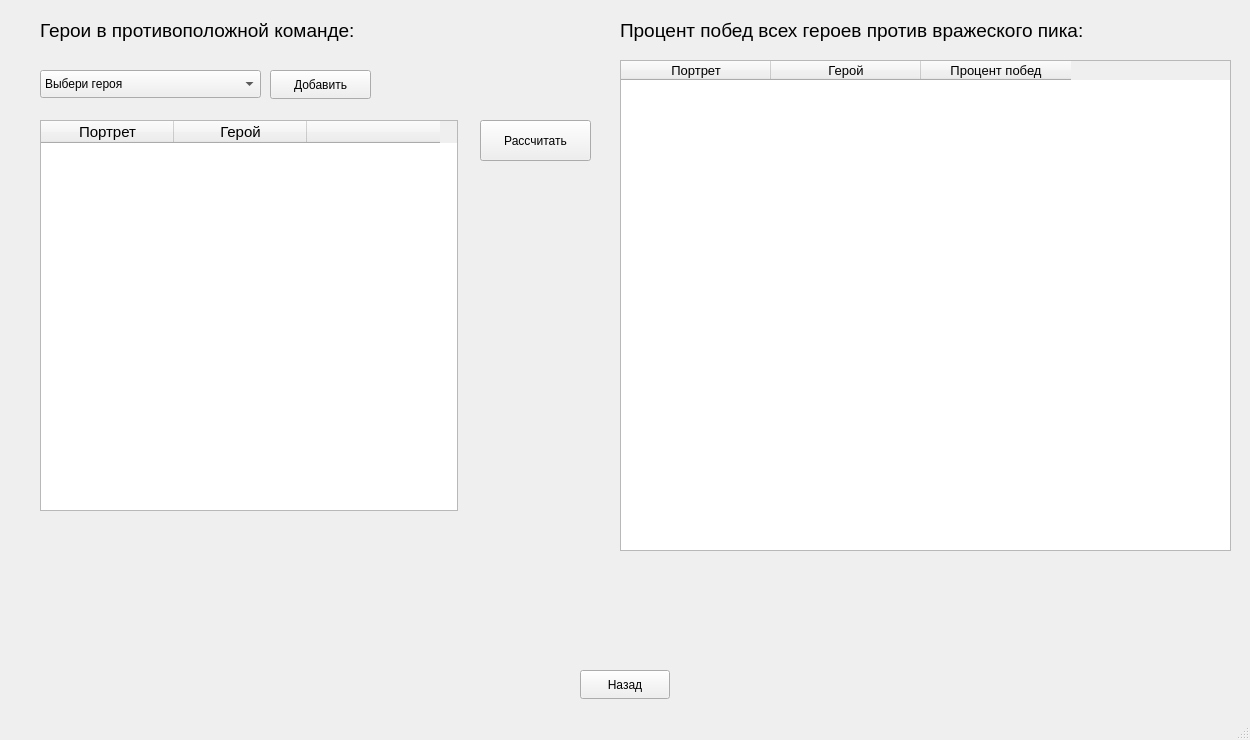
Qt form mainwindow.ui (HXPPY228/Kursovaya2024) before a commit.
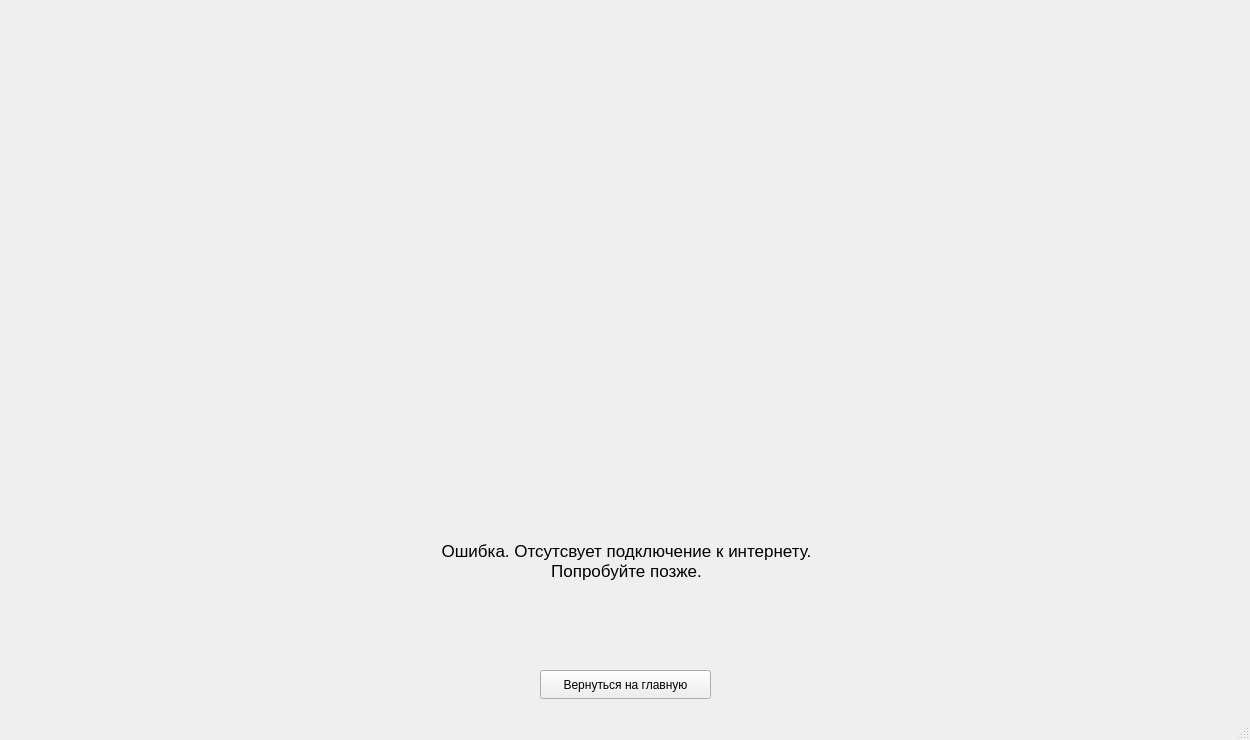
The same form after that commit. The open tabs and pages were chosen to show the change.

Patch:
```diff
--- a/mainwindow.ui
+++ b/mainwindow.ui
@@ -234,6 +234,19 @@
         <height>41</height>
        </rect>
       </property>
+      <property name="font">
+       <font>
+        <pointsize>10</pointsize>
+        <italic>false</italic>
+        <bold>true</bold>
+        <underline>false</underline>
+        <strikeout>false</strikeout>
+        <kerning>true</kerning>
+       </font>
+      </property>
+      <property name="styleSheet">
+       <string notr="true">background-color:  lime;</string>
+      </property>
       <property name="text">
        <string>Рассчитать</string>
       </property>
@@ -260,6 +273,61 @@
       </property>
      </widget>
     </widget>
+    <widget class="QWidget" name="error">
+     <widget class="QLabel" name="label">
+      <property name="geometry">
+       <rect>
+        <x>371</x>
+        <y>530</y>
+        <width>511</width>
+        <height>61</height>
+       </rect>
+      </property>
+      <property name="font">
+       <font>
+        <pointsize>13</pointsize>
+       </font>
+      </property>
+      <property name="text">
+       <string>Ошибка. Отсутсвует подключение к интернету.
+Попробуйте позже.</string>
+      </property>
+      <property name="alignment">
+       <set>Qt::AlignCenter</set>
+      </property>
+     </widget>
+     <widget class="QPushButton" name="pushButton_6">
+      <property name="geometry">
+       <rect>
+        <x>540</x>
+        <y>670</y>
+        <width>171</width>
+        <height>29</height>
+       </rect>
+      </property>
+      <property name="font">
+       <font>
+        <pointsize>9</pointsize>
+       </font>
+      </property>
+      <property name="text">
+       <string>Вернуться на главную</string>
+      </property>
+     </widget>
+     <widget class="QLabel" name="label_gif">
+      <property name="geometry">
+       <rect>
+        <x>330</x>
+        <y>100</y>
+        <width>591</width>
+        <height>371</height>
+       </rect>
+      </property>
+      <property name="text">
+       <string> </string>
+      </property>
+     </widget>
+    </widget>
    </widget>
   </widget>
   <widget class="QMenuBar" name="menubar">
```
